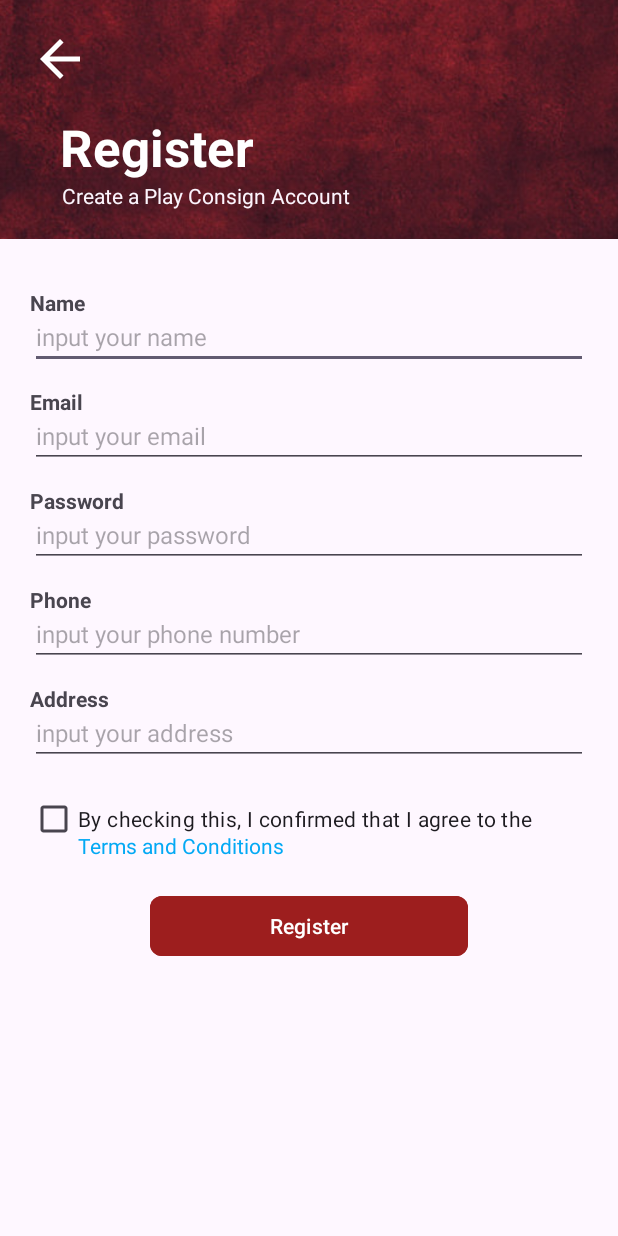
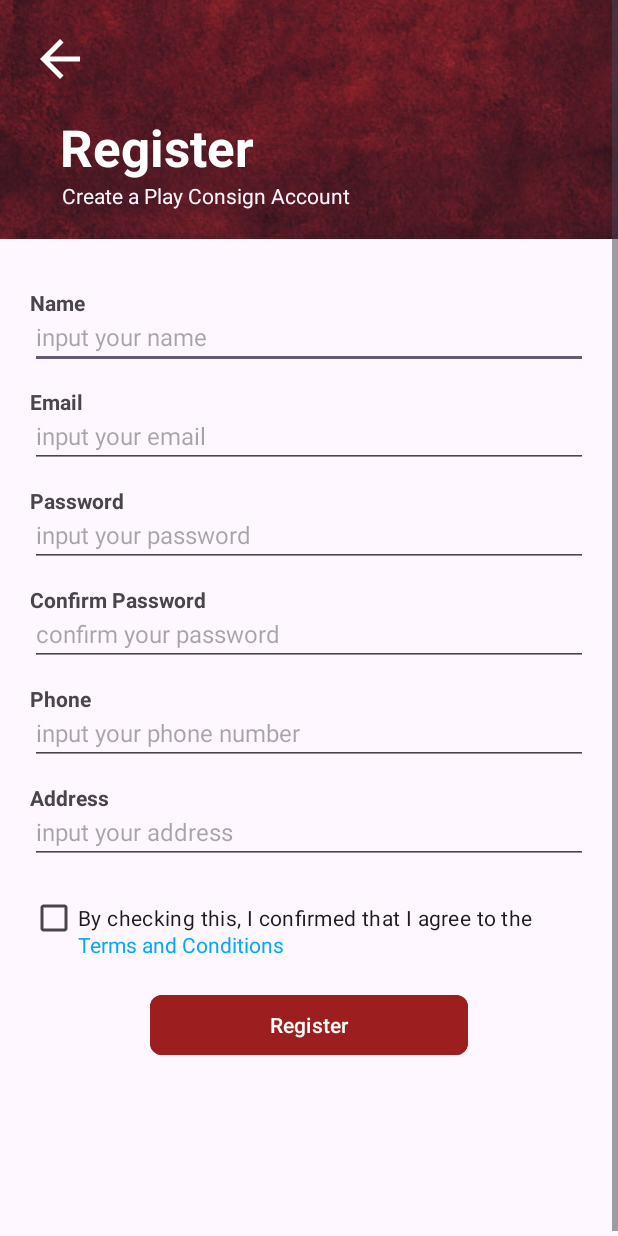
Before and after one commit to Hansen126/Play-Consign, an Android app: the RegisterActivity screen opened directly, with no data from a screen before it, on a phone screen of 412 x 824 dp. Run offline under Robolectric (Android 15) with nearby library versions, the light colour scheme and no system bars; our stand-ins replace Firebase (no records; nobody signed in at launch, a user with empty details on screens opened directly).

Commit message:
Add Confirm Password on Register Activity

```diff
--- a/app/src/main/java/com/example/playconsign/RegisterActivity.java
+++ b/app/src/main/java/com/example/playconsign/RegisterActivity.java
@@ -39,6 +39,7 @@
         EditText registerNameET = findViewById(R.id.registerNameET);
         EditText registerEmailET = findViewById(R.id.registerEmailET);
         EditText registerPasswordET = findViewById(R.id.registerPasswordET);
+        EditText registerConfirmPasswordET = findViewById(R.id.registerConfirmPasswordET);
         EditText registerPhoneET = findViewById(R.id.registerPhoneET);
         EditText registerAddressET = findViewById(R.id.registerAddressET);
         CheckBox registerTnCCB = findViewById(R.id.registerTnCCB);
@@ -70,6 +71,7 @@
                 String name = registerNameET.getText().toString();
                 String email = registerEmailET.getText().toString();
                 String password = registerPasswordET.getText().toString();
+                String confirmPassword = registerConfirmPasswordET.getText().toString();
                 String phone = registerPhoneET.getText().toString();
                 String address = registerAddressET.getText().toString();
 
@@ -89,6 +91,8 @@
                     registerAddressET.setError("Address cannot be empty");
                 } else if(!registerTnCCB.isChecked()) {
                     registerTnCCB.setError("You must agree to the terms and conditions");
+                } else if(!password.equals(confirmPassword)) {
+                    registerPasswordET.setError("Passwords do not match");
                 } else {
                     signUpUser(name, email, phone, address, password);
                     Toast.makeText(RegisterActivity.this, "Signup Success", Toast.LENGTH_SHORT).show();
--- a/app/src/main/res/layout/activity_register.xml
+++ b/app/src/main/res/layout/activity_register.xml
@@ -115,6 +115,26 @@
                 android:textSize="16sp" />
 
             <TextView
+                android:id="@+id/registerConfirmPasswordTV"
+                android:layout_width="match_parent"
+                android:layout_height="wrap_content"
+                android:layout_marginHorizontal="20dp"
+                android:layout_marginTop="12dp"
+                android:text="Confirm Password"
+                android:textStyle="bold" />
+
+            <EditText
+                android:id="@+id/registerConfirmPasswordET"
+                android:layout_width="match_parent"
+                android:layout_height="wrap_content"
+                android:layout_marginHorizontal="20dp"
+                android:layout_marginTop="-8dp"
+                android:ems="10"
+                android:hint="confirm your password"
+                android:inputType="textPassword"
+                android:textSize="16sp" />
+
+            <TextView
                 android:id="@+id/registerPhoneTV"
                 android:layout_width="match_parent"
                 android:layout_height="wrap_content"
```
